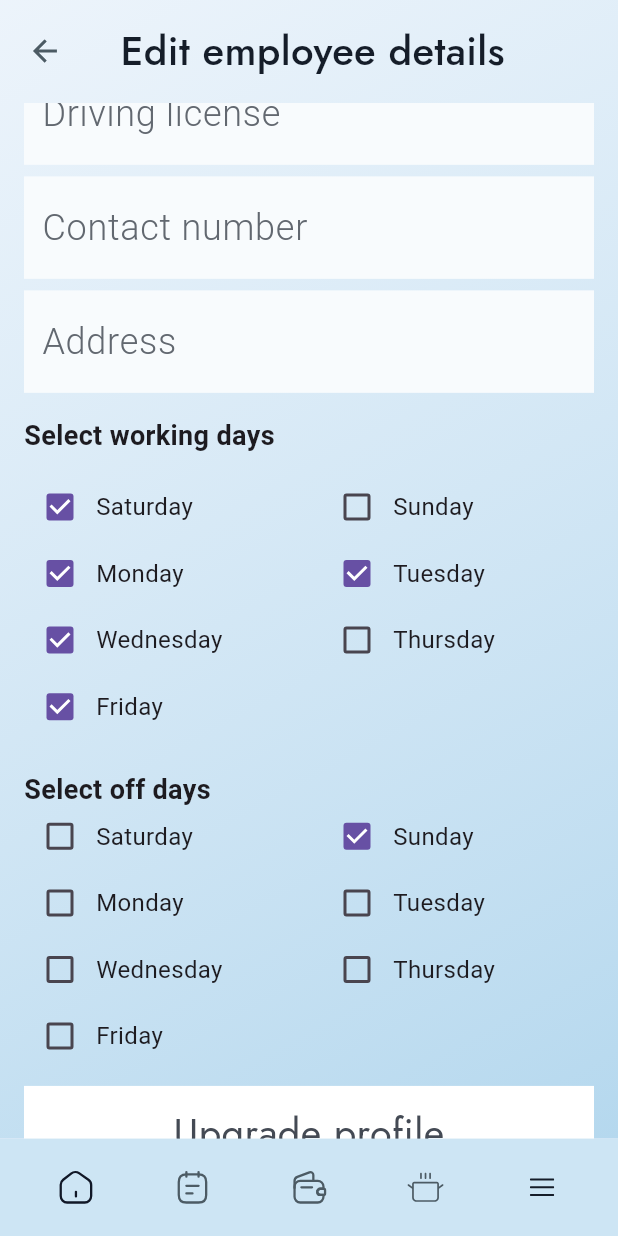
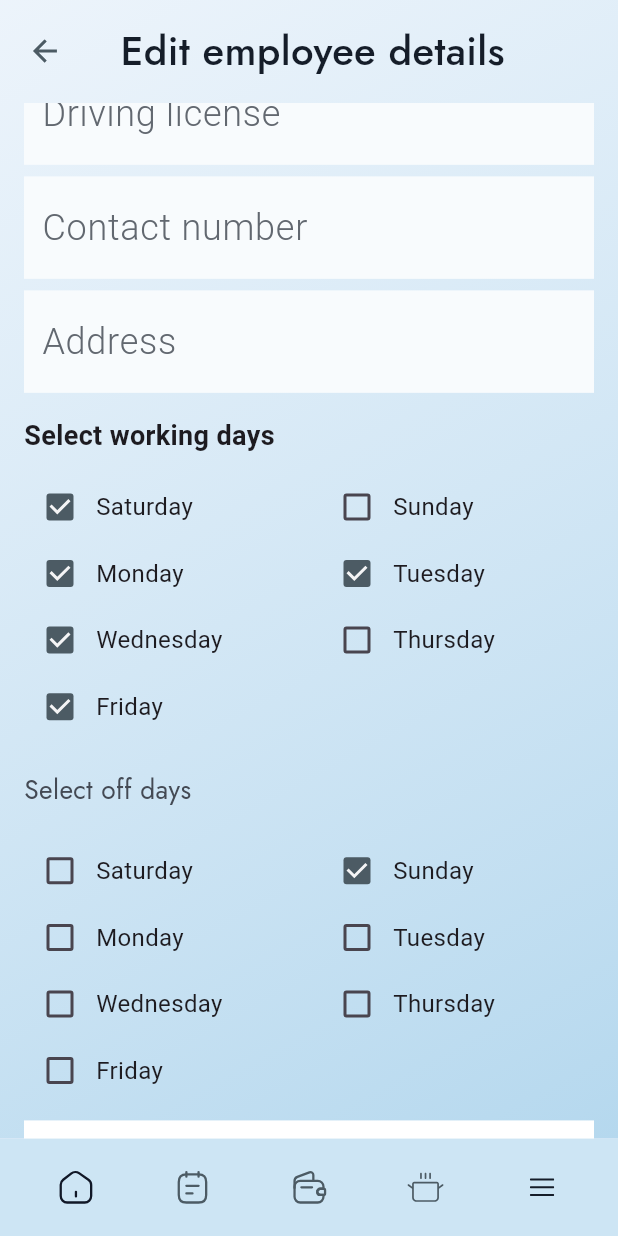
Before and after one commit to bdCalling-Sdt-hub/tidybayti, a Flutter app: the EditEmployeeDetails screen opened by its route, scrolled down 560 dp, on a phone screen of 412 x 824 dp. Run offline on Flutter 3.47's test engine with Material 3 defaults, Android fonts, the phone set to English and light mode, and no system bars; our stand-ins replace cached_network_image, calendar_date_picker2, flutter_screenutil, flutter_spinkit, flutter_svg, fluttertoast and 6 more; accounts and stored records are empty; network calls fail.

Commit message:
issue 5 complete

```diff
--- a/lib/view/screens/home_owner_screen/home_screen/employee_details/edit_employee_details/edit_employee_details.dart
+++ b/lib/view/screens/home_owner_screen/home_screen/employee_details/edit_employee_details/edit_employee_details.dart
@@ -73,11 +73,15 @@ class _AddEmployeeScreenState extends State<EditEmployeeDetails> {
           child: Column(
             children: [
               ///=============================== Menu Title ========================
-              CustomMenuAppbar(
-                title: AppStrings.editEmployeeDetails,
-                onBack: () {
-                  Get.back();
-                },
+              Column(
+                children: [
+                  CustomMenuAppbar(
+                    title: AppStrings.editEmployeeDetails,
+                    onBack: () {
+                      Get.back();
+                    },
+                  ),
+                ],
               ),
 
               ///=============================== Employee List ========================
@@ -165,21 +169,21 @@ class _AddEmployeeScreenState extends State<EditEmployeeDetails> {
 
                     const SizedBox(height: 24.0), // Spacing between sections
 
-                    const Text(
-                      'Select off days',
-                      style: TextStyle(
-                        fontSize: 18,
-                        fontWeight: FontWeight.w600,
-                      ),
+                    const CustomText(
+                      textAlign: TextAlign.start,
+                      bottom: 24,
+                      text: 'Select off days',
+                      fontWeight: FontWeight.w400,
+                      fontSize: 16,
+                      color: AppColors.dark400,
                     ),
                     _buildDaySelectionGrid(selectedOffDays, false),
 
-                    SizedBox(
+                    const SizedBox(
                       height: 15,
                     ),
                     CustomButton(
-                      onTap: () {
-                      },
+                      onTap: () {},
                       fillColor: Colors.white,
                       title: AppStrings.upgradeProfile,
                     )
@@ -196,7 +200,7 @@ class _AddEmployeeScreenState extends State<EditEmployeeDetails> {
   Widget _buildDaySelectionGrid(List<bool> selectedDays, bool isWorkingDay) {
     return GridView.builder(
       shrinkWrap: true,
-      physics: NeverScrollableScrollPhysics(),
+      physics: const NeverScrollableScrollPhysics(),
       itemCount: daysOfWeek.length,
       gridDelegate: const SliverGridDelegateWithFixedCrossAxisCount(
         crossAxisCount: 2,
@@ -208,6 +212,8 @@ class _AddEmployeeScreenState extends State<EditEmployeeDetails> {
         return Row(
           children: [
             Checkbox(
+              activeColor: AppColors.blue900,
+              checkColor: AppColors.light200,
               value: selectedDays[index],
               onChanged: (bool? newValue) {
                 setState(() {
--- a/lib/view/screens/home_owner_screen/home_screen/employee_details/employee_details.dart
+++ b/lib/view/screens/home_owner_screen/home_screen/employee_details/employee_details.dart
@@ -59,8 +59,8 @@ class EmployeeDetails extends StatelessWidget {
                     decoration: const BoxDecoration(
                       gradient: LinearGradient(
                         colors: [
-                          AppColors.blue100, // First color (with opacity)
-                          AppColors.blue100, // First color (with opacity)
+                          Color(0xCCE8F3FA), // First color (with opacity)
+                          Color(0xCCE8F3FA), // First color (with opacity)
                         ],
                         begin: Alignment.topLeft,
                         end: Alignment.bottomRight,
```
